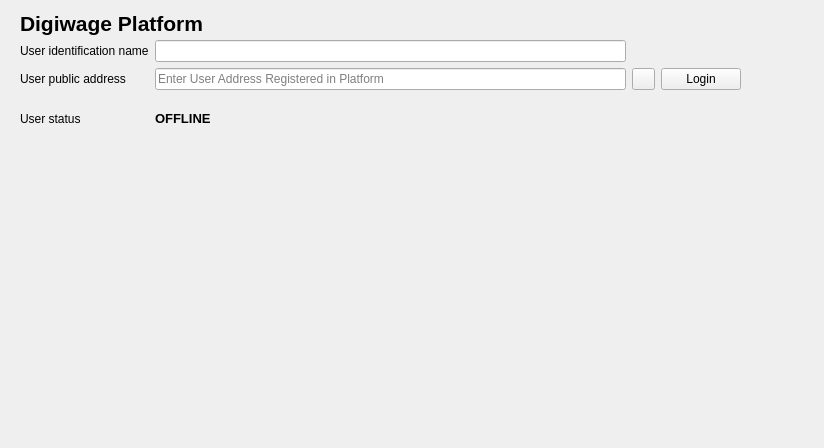
Old version of the form src/qt/forms/digiwageplatform.ui in the repository digiwage/digiwage.
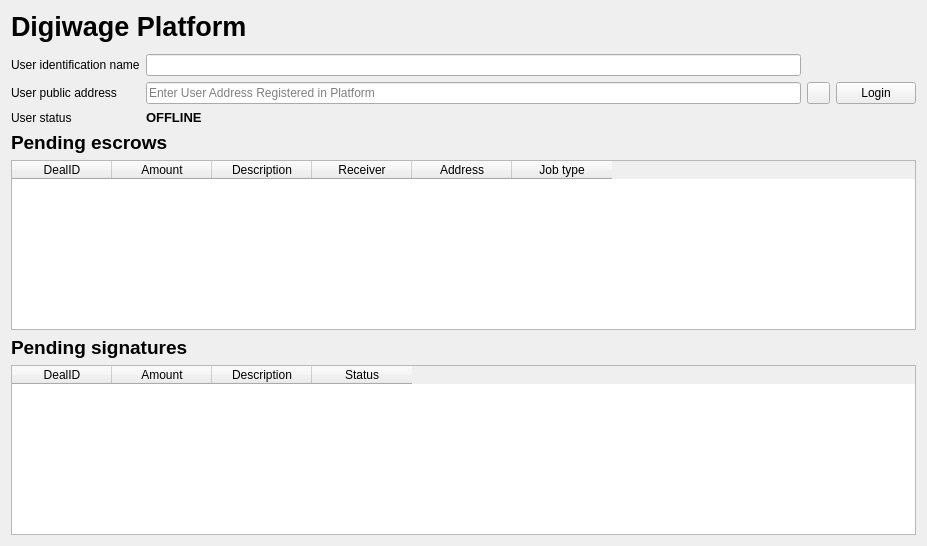
New version of the form. Icons and pictures are not drawn.

Commit message: Escrow listing

The edit to the form file:
```diff
--- a/src/qt/forms/digiwageplatform.ui
+++ b/src/qt/forms/digiwageplatform.ui
@@ -6,25 +6,19 @@
    <rect>
     <x>0</x>
     <y>0</y>
-    <width>824</width>
-    <height>448</height>
+    <width>927</width>
+    <height>546</height>
    </rect>
   </property>
   <property name="windowTitle">
    <string>Form</string>
   </property>
+  <layout class="QGridLayout" name="gridLayout_2">
+   <item row="0" column="0">
   <widget class="QLabel" name="headLabel">
-   <property name="geometry">
-    <rect>
-     <x>20</x>
-     <y>8</y>
-     <width>331</width>
-     <height>31</height>
-    </rect>
-   </property>
    <property name="font">
     <font>
-     <pointsize>16</pointsize>
+       <pointsize>20</pointsize>
      <weight>75</weight>
      <bold>true</bold>
     </font>
@@ -33,25 +27,11 @@
     <string>Digiwage Platform</string>
    </property>
   </widget>
-  <widget class="QFrame" name="frame">
-   <property name="geometry">
-    <rect>
-     <x>20</x>
-     <y>40</y>
-     <width>611</width>
-     <height>88</height>
-    </rect>
-   </property>
-  </widget>
-  <widget class="QWidget" name="gridLayoutWidget">
-   <property name="geometry">
-    <rect>
-     <x>20</x>
-     <y>40</y>
-     <width>721</width>
-     <height>101</height>
-    </rect>
-   </property>
+   </item>
+   <item row="1" column="0">
+    <widget class="QFrame" name="frame"/>
+   </item>
+   <item row="2" column="0">
    <layout class="QGridLayout" name="gridLayout">
     <item row="1" column="0">
      <widget class="QLabel" name="useraddressLabel">
@@ -135,7 +115,114 @@
      </widget>
     </item>
    </layout>
-  </widget>
+   </item>
+   <item row="3" column="0">
+    <widget class="QLabel" name="pendingEscrowLabel">
+     <property name="font">
+      <font>
+       <pointsize>14</pointsize>
+       <weight>75</weight>
+       <bold>true</bold>
+      </font>
+     </property>
+     <property name="text">
+      <string>Pending escrows</string>
+     </property>
+    </widget>
+   </item>
+   <item row="4" column="0">
+    <layout class="QHBoxLayout" name="horizontalLayout_2">
+     <item>
+      <widget class="QTableWidget" name="escrowTable">
+       <property name="selectionMode">
+        <enum>QAbstractItemView::SingleSelection</enum>
+       </property>
+       <property name="selectionBehavior">
+        <enum>QAbstractItemView::SelectRows</enum>
+       </property>
+       <column>
+        <property name="text">
+         <string>DealID</string>
+        </property>
+       </column>
+       <column>
+        <property name="text">
+         <string>Amount</string>
+        </property>
+       </column>
+       <column>
+        <property name="text">
+         <string>Description</string>
+        </property>
+       </column>
+       <column>
+        <property name="text">
+         <string>Receiver</string>
+        </property>
+       </column>
+       <column>
+        <property name="text">
+         <string>Address</string>
+        </property>
+       </column>
+       <column>
+        <property name="text">
+         <string>Job type</string>
+        </property>
+       </column>
+      </widget>
+     </item>
+    </layout>
+   </item>
+   <item row="5" column="0">
+    <widget class="QLabel" name="pendingSignatureLabel">
+     <property name="font">
+      <font>
+       <pointsize>14</pointsize>
+       <weight>75</weight>
+       <bold>true</bold>
+      </font>
+     </property>
+     <property name="text">
+      <string>Pending signatures</string>
+     </property>
+    </widget>
+   </item>
+   <item row="6" column="0">
+    <layout class="QHBoxLayout" name="horizontalLayout">
+     <item>
+      <widget class="QTableWidget" name="signatureTable">
+       <property name="selectionMode">
+        <enum>QAbstractItemView::SingleSelection</enum>
+       </property>
+       <property name="selectionBehavior">
+        <enum>QAbstractItemView::SelectRows</enum>
+       </property>
+       <column>
+        <property name="text">
+         <string>DealID</string>
+        </property>
+       </column>
+       <column>
+        <property name="text">
+         <string>Amount</string>
+        </property>
+       </column>
+       <column>
+        <property name="text">
+         <string>Description</string>
+        </property>
+       </column>
+       <column>
+        <property name="text">
+         <string>Status</string>
+        </property>
+       </column>
+      </widget>
+     </item>
+    </layout>
+   </item>
+  </layout>
  </widget>
  <resources/>
  <connections/>
```
Lines whose indentation alone changed are shown as unchanged. The commit also changes 2 other files.
